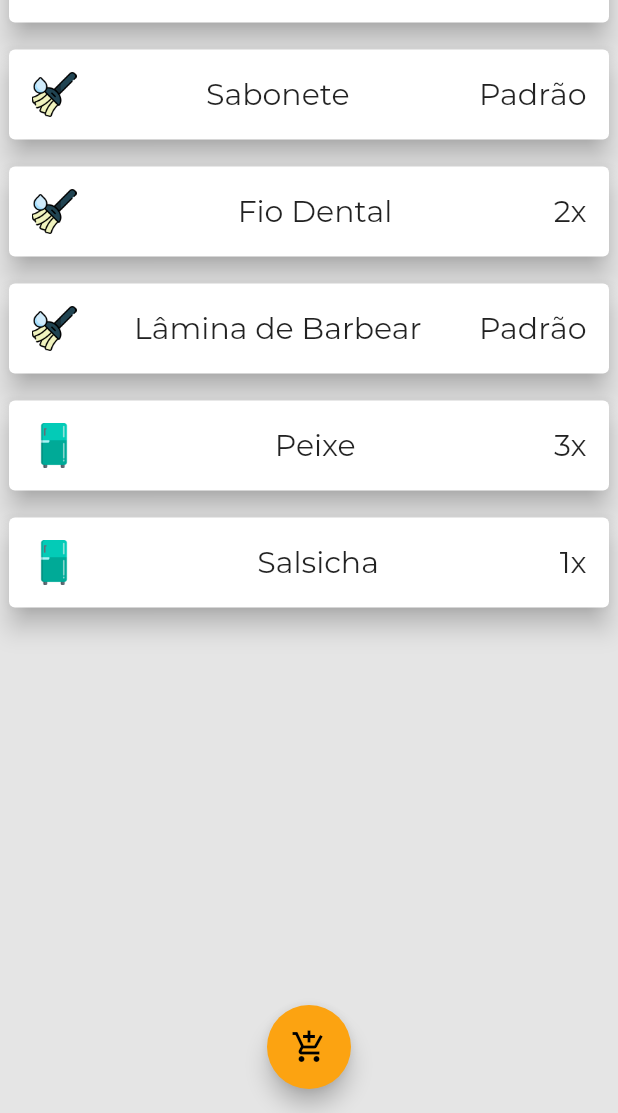
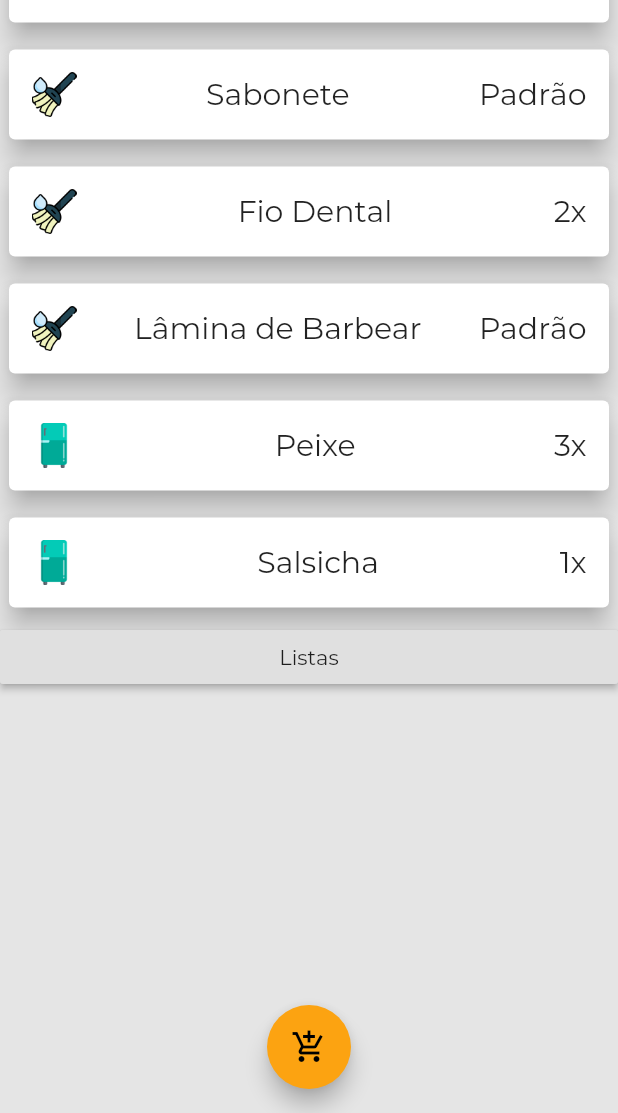
Before and after one commit to owarleysouza/S-Compras, a Flutter app: the TelaInicial screen opened by its route, scrolled down 262 dp, on a phone screen of 412 x 824 dp, the part 123-1236 px from its top. Run offline on Flutter 3.47's test engine with Material 2 defaults, Android fonts, the phone set to English and light mode, and no system bars.

Commit message:
criado botao temporario para teste da tela de listas de compras

```diff
--- a/lib/views/telaInicial.dart
+++ b/lib/views/telaInicial.dart
@@ -84,6 +84,12 @@ class _TelaInicialState extends State<TelaInicial> {
               child: ListView(
                 children: <Widget>[
                   Categoria(produtos: _compras.listadecompra),
+                  RaisedButton(
+                      child: Text("Listas"),
+                      onPressed: () {
+                        Navigator.of(context).pushNamed(
+                            'listascompras'); //Como foram definidas no main rotas nomeadas, é só chamar pelo nome que está lá
+                      }),
                   SizedBox(
                     //Elemento para que o float button nao fique encima do ultimo produto
                     height: 60,
```
